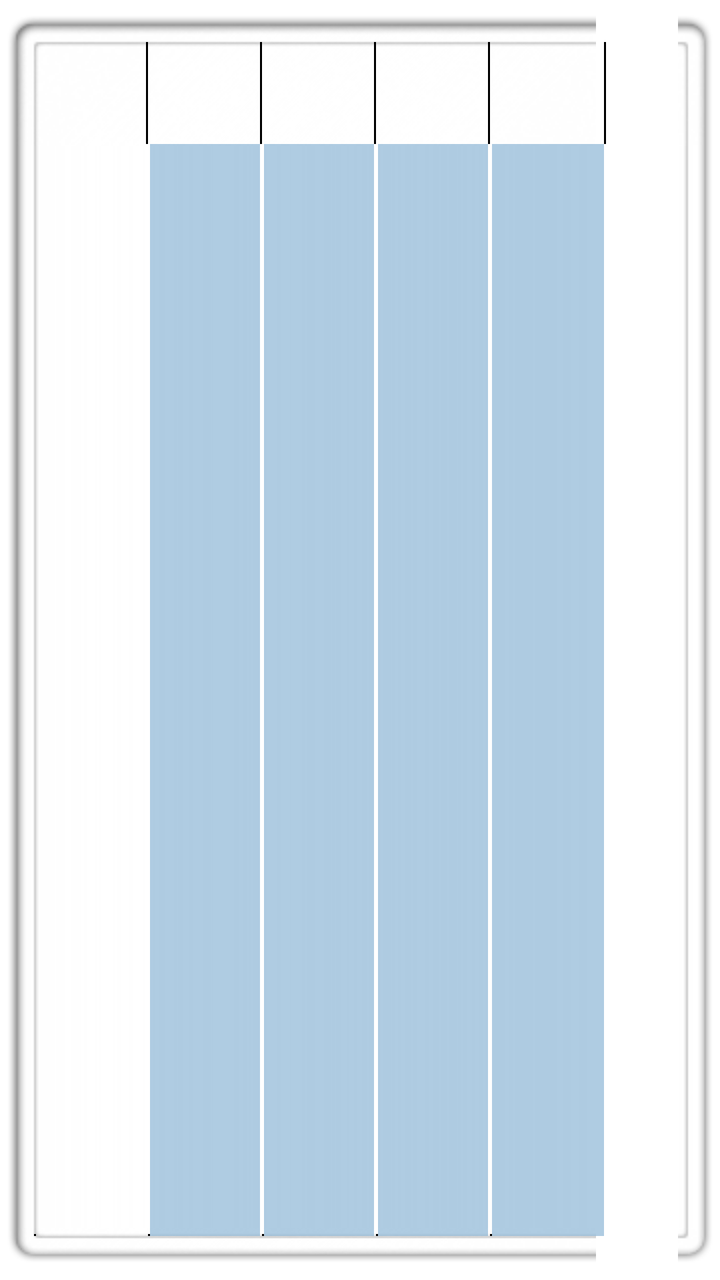
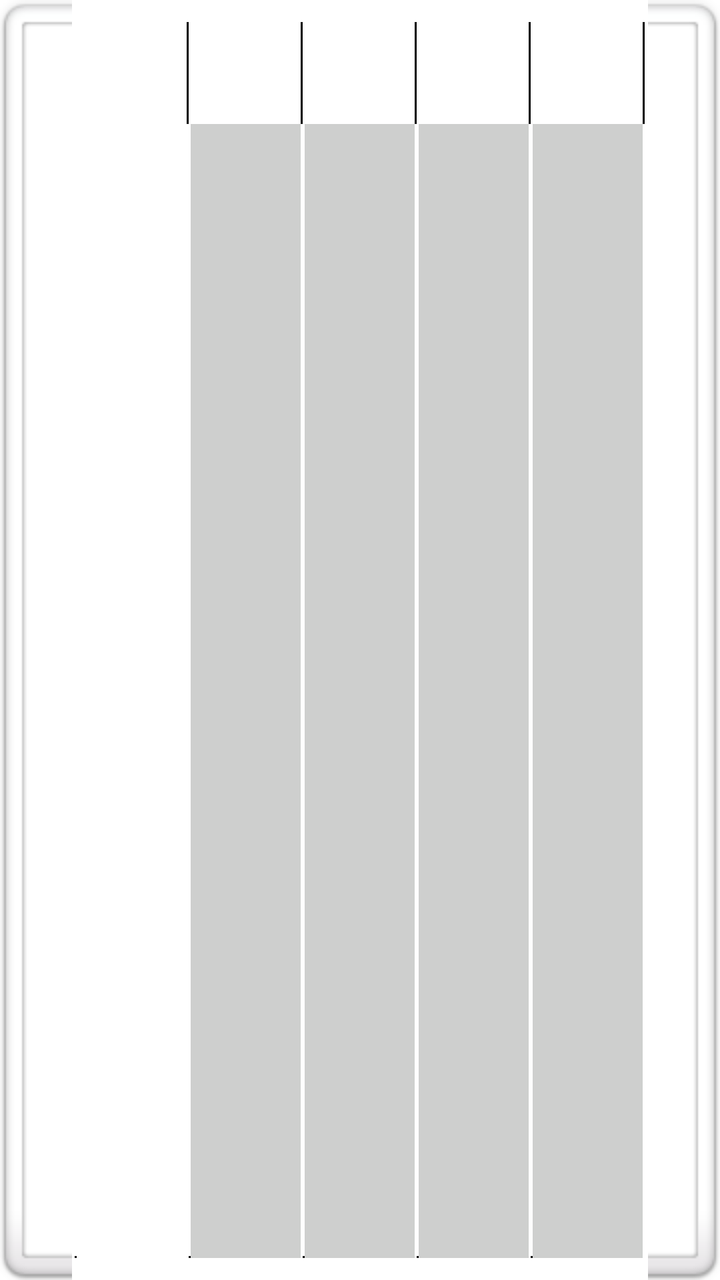

The first picture is an Android layout as it rendered before a commit; the second is the same layout after the commit. The layout source and the unified diff follow.
<!-- AndroidManifest.xml: fallback theme Theme.MaterialComponents.DayNight.NoActionBar -->
<!-- res/layout/widget.xml -->
<?xml version="1.0" encoding="utf-8"?>
    <LinearLayout xmlns:android="http://schemas.android.com/apk/res/android"
        android:id="@+id/main"
        android:layout_width="fill_parent"
        android:layout_height="wrap_content"
        android:background="@drawable/appwidget_bg" >

        <ImageButton
            android:id="@+id/btn_wifi"
            android:layout_width="57dip"
            android:layout_height="fill_parent"
            android:background="@drawable/appwidget_outer"
            android:layout_gravity="center_horizontal"
        />

        <ImageButton
            android:id="@+id/btn_bluetooth"
            android:layout_width="57dip"
            android:layout_height="fill_parent"
            android:background="@drawable/appwidget_inner"
            android:layout_gravity="center_horizontal"
        />

        <ImageButton
            android:id="@+id/btn_gps"
            android:layout_width="57dip"
            android:layout_height="fill_parent"
            android:background="@drawable/appwidget_inner"
            android:layout_gravity="center_horizontal"
        />

        <ImageButton
            android:id="@+id/btn_sync"
            android:layout_width="57dip"
            android:layout_height="fill_parent"
            android:background="@drawable/appwidget_inner"
            android:layout_gravity="center_horizontal"
        />

        <ImageButton
            android:id="@+id/btn_brightness"
            android:layout_width="58dip"
            android:layout_height="fill_parent"
            android:background="@drawable/appwidget_inner"
            android:layout_gravity="center_horizontal"
        />

    </LinearLayout>
<!-- resources referenced by this layout -->
<resources>
  <!-- drawable appwidget_bg: png bitmap (drawable, 16577 bytes) -->
  <!-- drawable appwidget_inner (drawable) -->
  <?xml version="1.0" encoding="utf-8"?>
  <selector xmlns:android="http://schemas.android.com/apk/res/android">
  
      <item android:state_window_focused="false" android:state_enabled="true"
          android:drawable="@drawable/appwidget_inner_default" />
  
      <item android:state_pressed="true"
          android:drawable="@drawable/appwidget_inner_pressed" />
  
      <item android:state_focused="true" android:state_enabled="true"
          android:drawable="@drawable/appwidget_inner_selected" />
  
      <item android:state_enabled="true"
          android:drawable="@drawable/appwidget_inner_default" />
  
      <item
           android:drawable="@drawable/appwidget_inner_default" />
  </selector>
  <!-- drawable appwidget_outer (drawable) -->
  <?xml version="1.0" encoding="utf-8"?>
  <selector xmlns:android="http://schemas.android.com/apk/res/android">
  
      <item android:state_window_focused="false" android:state_enabled="true"
          android:drawable="@drawable/appwidget_outer_default" />
  
      <item android:state_pressed="true"
          android:drawable="@drawable/appwidget_outer_pressed" />
  
      <item android:state_focused="true" android:state_enabled="true"
          android:drawable="@drawable/appwidget_outer_selected" />
  
      <item android:state_enabled="true"
          android:drawable="@drawable/appwidget_outer_default" />
  
      <item
           android:drawable="@drawable/appwidget_outer_default" />
  </selector>
  <!-- drawable appwidget_inner_default: png bitmap (drawable, 179 bytes) -->
  <!-- drawable appwidget_inner_pressed: png bitmap (drawable, 301 bytes) -->
  <!-- drawable appwidget_inner_selected: png bitmap (drawable, 306 bytes) -->
  <!-- drawable appwidget_outer_default: png bitmap (drawable, 179 bytes) -->
  <!-- drawable appwidget_outer_pressed: png bitmap (drawable, 288 bytes) -->
  <!-- drawable appwidget_outer_selected: png bitmap (drawable, 298 bytes) -->
</resources>

<!-- the commit's change to res/layout/widget.xml (unified diff, before → after) -->
@@ -1,8 +1,9 @@
 <?xml version="1.0" encoding="utf-8"?>
     <LinearLayout xmlns:android="http://schemas.android.com/apk/res/android"
         android:id="@+id/main"
-        android:layout_width="fill_parent"
-        android:layout_height="wrap_content"
+        android:layout_width="@dimen/appwidget_width"
+        android:layout_height="@dimen/appwidget_height"
+        android:gravity="center"
         android:background="@drawable/appwidget_bg" >
 
         <ImageButton
@@ -39,7 +40,7 @@
 
         <ImageButton
             android:id="@+id/btn_brightness"
-            android:layout_width="58dip"
+            android:layout_width="57dip"
             android:layout_height="fill_parent"
             android:background="@drawable/appwidget_inner"
             android:layout_gravity="center_horizontal"
<!-- resource entries referenced after the edit -->
@@ -1,6 +1,8 @@
 <!-- resources referenced by this layout -->
 <resources>
-  <!-- drawable appwidget_bg: png bitmap (drawable, 16577 bytes) -->
+  <dimen name="appwidget_height">80dip</dimen>
+  <dimen name="appwidget_width">311dip</dimen>
+  <!-- drawable appwidget_bg: png bitmap (drawable, 1885 bytes) -->
   <!-- drawable appwidget_inner (drawable) -->
   <?xml version="1.0" encoding="utf-8"?>
   <selector xmlns:android="http://schemas.android.com/apk/res/android">
@@ -39,9 +41,9 @@
       <item
            android:drawable="@drawable/appwidget_outer_default" />
   </selector>
-  <!-- drawable appwidget_inner_default: png bitmap (drawable, 179 bytes) -->
-  <!-- drawable appwidget_inner_pressed: png bitmap (drawable, 301 bytes) -->
-  <!-- drawable appwidget_inner_selected: png bitmap (drawable, 306 bytes) -->
+  <!-- drawable appwidget_inner_default: png bitmap (drawable, 172 bytes) -->
+  <!-- drawable appwidget_inner_pressed: png bitmap (drawable, 285 bytes) -->
+  <!-- drawable appwidget_inner_selected: png bitmap (drawable, 293 bytes) -->
   <!-- drawable appwidget_outer_default: png bitmap (drawable, 179 bytes) -->
   <!-- drawable appwidget_outer_pressed: png bitmap (drawable, 288 bytes) -->
   <!-- drawable appwidget_outer_selected: png bitmap (drawable, 298 bytes) -->
